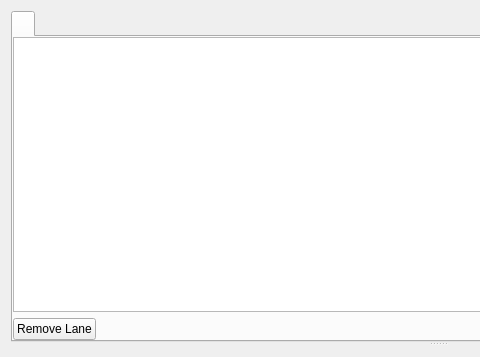
Old version of the form ilastik/applets/dataSelection/dataSelection.ui in the repository ilastik/ilastik; both pictures show x 0 to 480 and y 0 to 357 of the 876 by 357 pixel window.
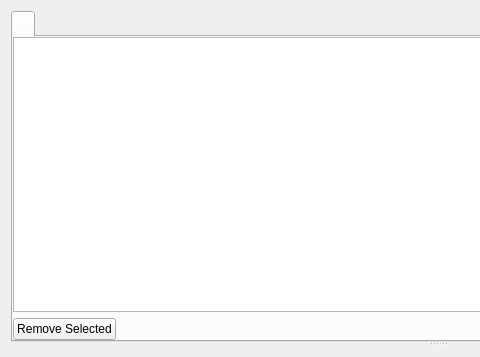
New version of the form. Custom widgets are drawn as their Qt base class.

Commit message: DataSelection: Allow user to append files from the summary tab.

Patch:
```diff
--- a/ilastik/applets/dataSelection/dataSelection.ui
+++ b/ilastik/applets/dataSelection/dataSelection.ui
@@ -36,7 +36,7 @@
           <item>
            <widget class="QPushButton" name="removeLaneButton">
             <property name="text">
-             <string>Remove Lane</string>
+             <string>Remove Selected</string>
             </property>
            </widget>
           </item>
```
The commit also changes 5 other files.
